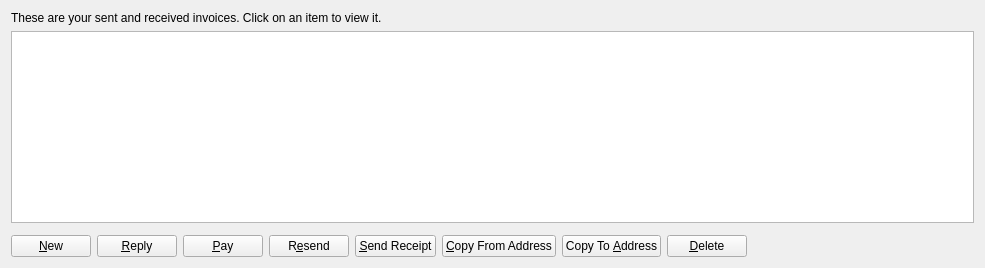
The window that src/qt/forms/invoicepage.ui (NoirX/NoirShares-v2-old) describes before a commit, drawn with Qt 5.
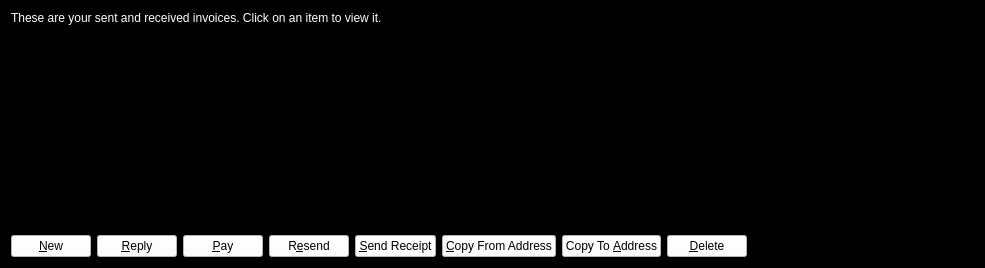
The same window after the commit. Icons and pictures are not drawn.

What changed in the file:
```diff
--- a/src/qt/forms/invoicepage.ui
+++ b/src/qt/forms/invoicepage.ui
@@ -13,6 +13,10 @@
   <property name="windowTitle">
    <string>Address Book</string>
   </property>
+  <property name="styleSheet">
+   <string notr="true">background-color: rgb(0, 0, 0);
+color: rgb(255, 255, 255);</string>
+  </property>
   <layout class="QVBoxLayout" name="verticalLayout">
    <item>
     <widget class="QLabel" name="labelExplanation">
@@ -62,6 +66,10 @@
     <layout class="QHBoxLayout" name="horizontalLayout">
      <item>
       <widget class="QPushButton" name="newButton">
+       <property name="styleSheet">
+        <string notr="true">background-color: rgb(255, 255, 255);
+color: rgb(0, 0, 0);</string>
+       </property>
        <property name="text">
         <string>&amp;New</string>
        </property>
@@ -73,6 +81,10 @@
      </item>
      <item>
       <widget class="QPushButton" name="replyButton">
+       <property name="styleSheet">
+        <string notr="true">background-color: rgb(255, 255, 255);
+color: rgb(0, 0, 0);</string>
+       </property>
        <property name="text">
         <string>&amp;Reply</string>
        </property>
@@ -87,6 +99,10 @@
        <property name="toolTip">
         <string>Sign a message to prove you own a NoirShares address</string>
        </property>
+       <property name="styleSheet">
+        <string notr="true">background-color: rgb(255, 255, 255);
+color: rgb(0, 0, 0);</string>
+       </property>
        <property name="text">
         <string>&amp;Pay</string>
        </property>
@@ -101,6 +117,10 @@
        <property name="toolTip">
         <string>Sign a message to prove you own a NoirShares address</string>
        </property>
+       <property name="styleSheet">
+        <string notr="true">background-color: rgb(255, 255, 255);
+color: rgb(0, 0, 0);</string>
+       </property>
        <property name="text">
         <string>R&amp;esend</string>
        </property>
@@ -112,6 +132,10 @@
      </item>
      <item>
       <widget class="QPushButton" name="receiptButton">
+       <property name="styleSheet">
+        <string notr="true">background-color: rgb(255, 255, 255);
+color: rgb(0, 0, 0);</string>
+       </property>
        <property name="text">
         <string>&amp;Send Receipt</string>
        </property>
@@ -126,6 +150,10 @@
        <property name="toolTip">
         <string>Copy the currently selected address to the system clipboard</string>
        </property>
+       <property name="styleSheet">
+        <string notr="true">background-color: rgb(255, 255, 255);
+color: rgb(0, 0, 0);</string>
+       </property>
        <property name="text">
         <string>&amp;Copy From Address</string>
        </property>
@@ -140,6 +168,10 @@
        <property name="toolTip">
         <string>Copy the currently selected address to the system clipboard</string>
        </property>
+       <property name="styleSheet">
+        <string notr="true">background-color: rgb(255, 255, 255);
+color: rgb(0, 0, 0);</string>
+       </property>
        <property name="text">
         <string>Copy To &amp;Address</string>
        </property>
@@ -154,6 +186,10 @@
        <property name="toolTip">
         <string>Delete the currently selected address from the list</string>
        </property>
+       <property name="styleSheet">
+        <string notr="true">background-color: rgb(255, 255, 255);
+color: rgb(0, 0, 0);</string>
+       </property>
        <property name="text">
         <string>&amp;Delete</string>
        </property>
```
